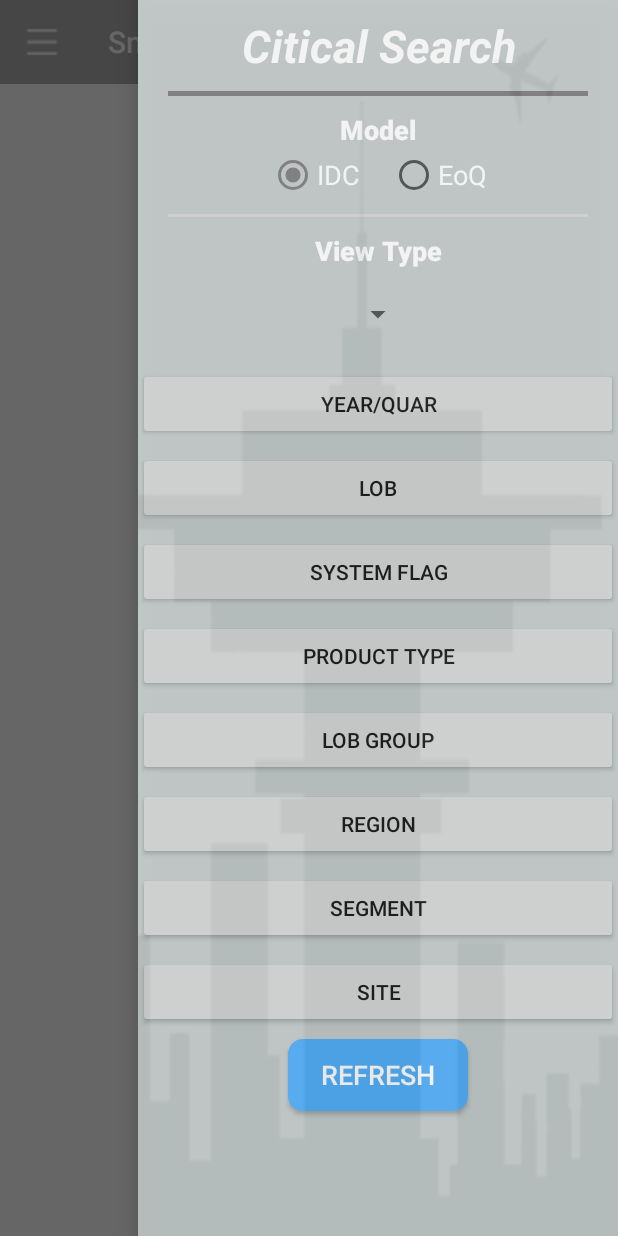
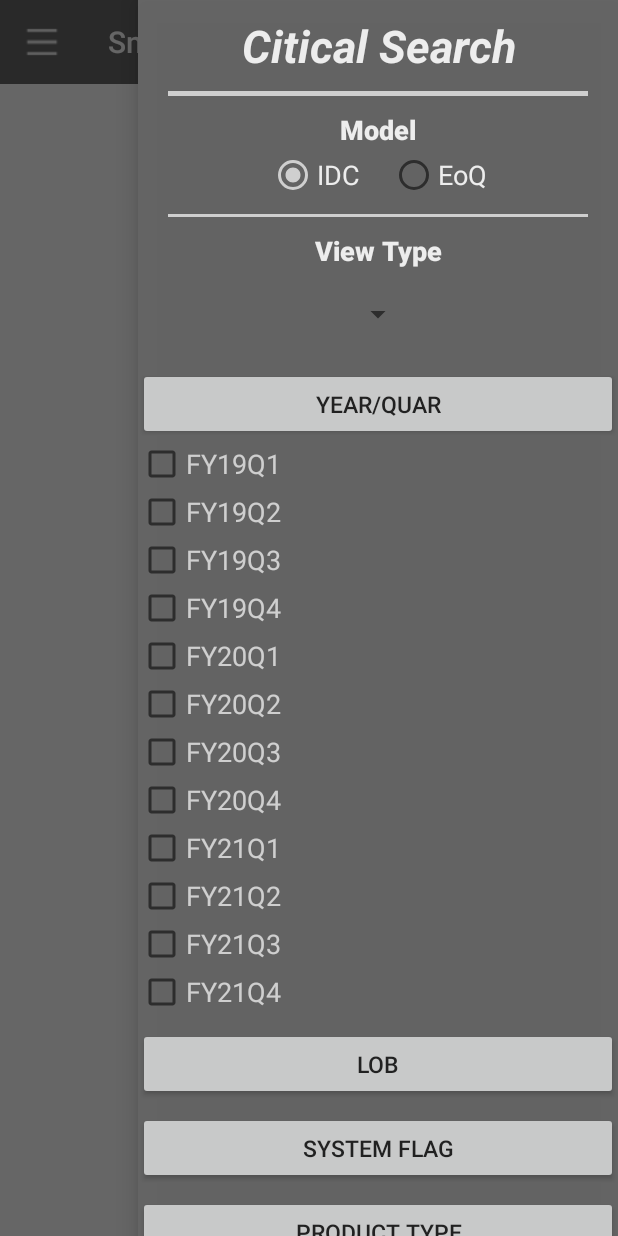
Before and after one commit to XinheY/SmartControlTower, an Android app: the E2E screen opened directly, with no data from a screen before it, after a tap on "YEAR/QUAR", on a phone screen of 412 x 824 dp. Run offline under Robolectric (Android 15) with nearby library versions, the phone set to English and light mode, and no system bars; libraries missing offline, so code that uses them is left out: com.bin.david, com.xiasuhuei321.loadingdialog, org.angmarch.views; plain views replace NiceSpinner, SmartTable; 4 statements that could not run were skipped; 2 other taps on this screen came first.

```diff
--- a/SmartControlTower2/app/build.gradle
+++ b/SmartControlTower2/app/build.gradle
@@ -39,4 +39,5 @@ dependencies {
     implementation 'com.github.huangyanbin:SmartTable:2.2.0'
     implementation 'dom4j:dom4j:1.6.1'
     implementation 'com.google.code.gson:gson:2.8.5'
+    implementation 'com.github.ForgetAll:LoadingDialog:v1.0.1'
 }
--- a/SmartControlTower2/app/src/main/java/com/example/smartcontroltower/DBUtil.java
+++ b/SmartControlTower2/app/src/main/java/com/example/smartcontroltower/DBUtil.java
@@ -77,11 +77,11 @@ public class DBUtil {
         return con;
     }
 
-    public static ArrayList<LinkedHashMap<String, String>> QuerySQL() {
+    public static ArrayList<LinkedHashMap<String, String>> QuerySQL(String sql) {
         String result = "";
         try {
             Connection conn = getSQLConnection("10.82.244.53", "sa", "Dell@2008", "PCWebsite");
-            String sql = "EXEC [SP_IDC_EOQ_SUMMARY1] '" + "IDC" + "','" + "QuarView" + "','" + "FY20Q2" + "','" + "" + "','" + "overall" + "','" + "system" + "','" + "overall" + "','" + "overall" + "','" + "overall" + "','" + "overall" + "','" + "overall" + "'";
+           // String sql = "EXEC [SP_IDC_EOQ_SUMMARY1] '" + "IDC" + "','" + "QuarView" + "','" + "FY20Q1,FY20Q2" + "','" + "" + "','" + "overall" + "','" + "system" + "','" + "overall" + "','" + "overall" + "','" + "overall" + "','" + "overall" + "','" + "overall" + "'";
             Statement stmt = conn.createStatement();//
             ResultSet rs = stmt.executeQuery(sql);
             while (rs.next()) {
--- a/SmartControlTower2/app/src/main/java/com/example/smartcontroltower/E2E.java
+++ b/SmartControlTower2/app/src/main/java/com/example/smartcontroltower/E2E.java
@@ -27,10 +27,12 @@ import android.widget.RadioGroup;
 import android.widget.Toast;
 
 import com.bin.david.form.core.SmartTable;
+import com.bin.david.form.data.format.bg.BaseBackgroundFormat;
 import com.bin.david.form.data.style.FontStyle;
 import com.bin.david.form.data.table.MapTableData;
 import com.google.android.material.navigation.NavigationView;
 import com.google.gson.Gson;
+import com.xiasuhuei321.loadingdialog.view.LoadingDialog;
 
 import org.angmarch.views.NiceSpinner;
 import org.angmarch.views.OnSpinnerItemSelectedListener;
@@ -48,10 +50,16 @@ public class E2E extends AppCompatActivity {
     private DrawerLayout drawerl;
     private ActionBarDrawerToggle toggle;
     public static SmartTable<Object> table;
-    private HashMap<String, HashMap<String, CheckBox>> summary = new HashMap<>();//所有checkbox的集合
+    private HashMap<String, HashMap<String, CheckBox>> summary;//所有checkbox的集合
     private ArrayList<String> allCondition = new ArrayList<>();
     private ArrayList<String[]> allContent = new ArrayList<>();
     private ArrayList<LinkedHashMap<String, String>> answer;
+    private LoadingDialog ld;
+    private NiceSpinner niceSpinner;
+    private Button verbtn;
+    private Button yqbtn;
+    private LinearLayout yqll;
+    private LinearLayout verll;
 
     @Override
     protected void onCreate(Bundle savedInstanceState) {
@@ -59,15 +67,19 @@ public class E2E extends AppCompatActivity {
 
         if (savedInstanceState != null) {
             // Restore value of members from saved state
-            Gson g = new Gson();
             answer = (ArrayList<LinkedHashMap<String, String>>) savedInstanceState.getSerializable("initial");
-            Log.d("initial", answer.size() + "");
+            summary = (HashMap<String, HashMap<String, CheckBox>>) savedInstanceState.getSerializable("initial2");
         } else {
             answer = new ArrayList<>();
+            summary = new HashMap<>();
         }
 
         setContentView(R.layout.activity_e2_e);
 
+        verbtn = findViewById(R.id.e2e_ver_btn);
+        yqbtn = findViewById(R.id.e2e_yq_btn);
+        yqll = findViewById(R.id.e2e_yq);
+        verll = findViewById(R.id.e2e_ver);
         /////////////////Table//////////////////////////////////////////////////
 
         table = findViewById(R.id.table);
@@ -79,21 +91,24 @@ public class E2E extends AppCompatActivity {
 
 
         //////////////////////////////////drop-down list//////////////////////////////////////
-        NiceSpinner niceSpinner = findViewById(R.id.nice_spinner);
+        niceSpinner = findViewById(R.id.nice_spinner);
         List<String> dataset = new LinkedList<>(Arrays.asList("QuarView", "VersionView"));
         niceSpinner.attachDataSource(dataset);
+
 
         niceSpinner.setOnSpinnerItemSelectedListener(new OnSpinnerItemSelectedListener() {
             @Override
             public void onItemSelected(NiceSpinner parent, View view, int position, long id) {
                 String item = (String) parent.getItemAtPosition(position);
-                Button verbtn = findViewById(R.id.e2e_ver_btn);
-                Button yqbtn = findViewById(R.id.e2e_yq_btn);
+
                 if (item.equals("VersionView")) {
                     verbtn.setVisibility(View.VISIBLE);
                     yqbtn.setVisibility(View.GONE);
+                    yqll.setVisibility(View.GONE);
+
                 } else {
                     verbtn.setVisibility(View.GONE);
+                    verll.setVisibility(View.GONE);
                     yqbtn.setVisibility(View.VISIBLE);
                 }
                 Toast.makeText(E2E.this, item, Toast.LENGTH_SHORT).show();
@@ -160,7 +175,7 @@ public class E2E extends AppCompatActivity {
             }
         };
         //右侧上方按钮
-        Button search = findViewById(R.id.e2e_search);
+        final Button search = findViewById(R.id.e2e_search);
         search.setOnClickListener(new View.OnClickListener() {
             @Override
             public void onClick(View view) {
@@ -169,6 +184,43 @@ public class E2E extends AppCompatActivity {
         });
 
         ///////////////////////CheckBox列表/////////////////////////////////////////
+
+        //Version
+        HashMap<String, CheckBox> vermap = new LinkedHashMap<>();
+        LinearLayout e2ever = findViewById(R.id.e2e_ver);
+        String[] ver = getResources().getStringArray(R.array.Version);
+        allContent.add(ver);
+        for (int i = 0; i < ver.length; i++) {
+            CheckBox cb = new CheckBox(this);
+            cb.setTextColor(getResources().getColor(R.color.colorAccent));
+            cb.setText(ver[i]);
+            cb.setTextSize(18);
+            vermap.put(ver[i], cb);
+            e2ever.addView(cb);
+
+        }
+        summary.put("version", vermap);
+
+        allCondition.add("version");
+
+        //Year_Quar
+        HashMap<String, CheckBox> yqmap = new LinkedHashMap<>();
+        LinearLayout e2eyq = findViewById(R.id.e2e_yq);
+        String[] yq = getResources().getStringArray(R.array.Year_quar);
+        allContent.add(yq);
+        for (int i = 0; i < yq.length; i++) {
+            CheckBox cb = new CheckBox(this);
+            cb.setTextColor(getResources().getColor(R.color.colorAccent));
+            cb.setText(yq[i]);
+            cb.setTextSize(18);
+            e2eyq.addView(cb);
+            yqmap.put(yq[i], cb);
+
+        }
+
+        summary.put("yq", yqmap);
+        allCondition.add("yq");
+
         //Lob
         HashMap<String, CheckBox> lobmap = new LinkedHashMap<>();
         LinearLayout e2elob = findViewById(R.id.e2e_lob);
@@ -176,8 +228,9 @@ public class E2E extends AppCompatActivity {
         allContent.add(lob);
         for (int i = 0; i < lob.length; i++) {
             CheckBox cb = new CheckBox(this);
+            cb.setTextColor(getResources().getColor(R.color.colorAccent));
             cb.setText(lob[i]);
-            cb.setTextSize(15);
+            cb.setTextSize(18);
             e2elob.addView(cb);
             lobmap.put(lob[i], cb);
 
@@ -192,8 +245,9 @@ public class E2E extends AppCompatActivity {
         allContent.add(sf);
         for (int i = 0; i < sf.length; i++) {
             CheckBox cb = new CheckBox(this);
+            cb.setTextColor(getResources().getColor(R.color.colorAccent));
             cb.setText(sf[i]);
-            cb.setTextSize(15);
+            cb.setTextSize(18);
             e2esf.addView(cb);
             sfmap.put(sf[i], cb);
         }
@@ -207,8 +261,9 @@ public class E2E extends AppCompatActivity {
         allContent.add(pt);
         for (int i = 0; i < pt.length; i++) {
             CheckBox cb = new CheckBox(this);
+            cb.setTextColor(getResources().getColor(R.color.colorAccent));
             cb.setText(pt[i]);
-            cb.setTextSize(15);
+            cb.setTextSize(18);
             e2ept.addView(cb);
             ptmap.put(pt[i], cb);
         }
@@ -219,11 +274,13 @@ public class E2E extends AppCompatActivity {
         HashMap<String, CheckBox> lgmap = new LinkedHashMap<>();
         LinearLayout e2elg = findViewById(R.id.e2e_lg);
         String[] lg = getResources().getStringArray(R.array.LOB_Group);
+
         allContent.add(lg);
         for (int i = 0; i < lg.length; i++) {
             CheckBox cb = new CheckBox(this);
+            cb.setTextColor(getResources().getColor(R.color.colorAccent));
             cb.setText(lg[i]);
-            cb.setTextSize(15);
+            cb.setTextSize(18);
             e2elg.addView(cb);
             lgmap.put(lg[i], cb);
         }
@@ -237,8 +294,9 @@ public class E2E extends AppCompatActivity {
         allContent.add(region);
         for (int i = 0; i < region.length; i++) {
             CheckBox cb = new CheckBox(this);
+            cb.setTextColor(getResources().getColor(R.color.colorAccent));
             cb.setText(region[i]);
-            cb.setTextSize(15);
+            cb.setTextSize(18);
             e2eregion.addView(cb);
             regionmap.put(region[i], cb);
         }
@@ -252,8 +310,9 @@ public class E2E extends AppCompatActivity {
         allContent.add(segment);
         for (int i = 0; i < segment.length; i++) {
             CheckBox cb = new CheckBox(this);
+            cb.setTextColor(getResources().getColor(R.color.colorAccent));
             cb.setText(segment[i]);
-            cb.setTextSize(15);
+            cb.setTextSize(18);
             e2esegment.addView(cb);
             segmentmap.put(segment[i], cb);
         }
@@ -267,8 +326,9 @@ public class E2E extends AppCompatActivity {
         allContent.add(site);
         for (int i = 0; i < site.length; i++) {
             CheckBox cb = new CheckBox(this);
+            cb.setTextColor(getResources().getColor(R.color.colorAccent));
             cb.setText(site[i]);
-            cb.setTextSize(15);
+            cb.setTextSize(18);
             e2esite.addView(cb);
             sitemap.put(site[i], cb);
         }
@@ -281,33 +341,35 @@ public class E2E extends AppCompatActivity {
             @Override
             public void onClick(View view) {
 
+                ld = new LoadingDialog(view.getContext());
+                ld.setLoadingText("Loading...").setSuccessText("Success").show();
+
                 ArrayList<String> searchSum = new ArrayList<>();//被check的checkbox集合
                 RadioGroup radioGroup = findViewById(R.id.e2e_rg);
                 RadioButton radioButton = findViewById(radioGroup.getCheckedRadioButtonId());
-                String ratioText = "model=" + radioButton.getText().toString();
+                String ratioText = radioButton.getText().toString();
+                searchSum.add(ratioText);
+                String spinText = niceSpinner.getText().toString();
+                searchSum.add(spinText);
                 for (int i = 0; i < summary.size(); i++) {
-                    String oneCondition = allCondition.get(i) + "=";
+                    String oneCondition = "";
                     HashMap<String, CheckBox> innerMap = summary.get(allCondition.get(i));
                     for (int j = 0; j < innerMap.size(); j++) {
                         CheckBox cbc = innerMap.get((allContent.get(i))[j]);
                         if (cbc.isChecked()) {
-                            oneCondition += cbc.getText();
+                            if (j == 0) {
+                                oneCondition += cbc.getText();
+                            } else {
+                                oneCondition += "," + cbc.getText();
+                            }
                         }
                     }
                     searchSum.add(oneCondition);
                 }
+                String sql = "EXEC [SP_IDC_EOQ_SUMMARY1] '" + searchSum.get(0) + "','" + searchSum.get(1) + "','" + searchSum.get(3) + "','" + searchSum.get(2) + "','" + searchSum.get(4) + "','" + searchSum.get(5) + "','" + searchSum.get(6) + "','" + searchSum.get(7) + "','" + searchSum.get(8) + "','" + searchSum.get(9) + "','" + searchSum.get(10) + "'";
+                toggleRightSliding();
+                test(sql);
 
-                toggleRightSliding();
-                test();
-
-//                MapTableData tableData = MapTableData.create("E2E OLK Version", maplist2);
-//                //Column groupColumn = new Column("组合", tableData.getColumns().get(2), tableData.getColumns().get(3));
-//                tableData.getColumns().get(0).setFixed(true);//first column
-//                table.setTableData(tableData);
-////        table.getConfig().setContentStyle(new FontStyle(50, Color.BLUE));
-//                table.getConfig().setColumnTitleStyle(new FontStyle(35, Color.DKGRAY));
-//                table.getConfig().setTableTitleStyle(new FontStyle(43, Color.rgb(0, 0, 0)));
-//                toggleRightSliding();
             }
         });
     }
@@ -375,13 +437,13 @@ public class E2E extends AppCompatActivity {
         return true;
     }
 
-    private void test() {
+    private void test(final String sql) {
         Runnable run = new Runnable() {
             @Override
             public void run() {
                 //测试数据库的语句,在子线程操作
-                answer= DBUtil.QuerySQL();
-               // answer = DBUtil.sendRequestWithOkHttp();
+                answer = DBUtil.QuerySQL(sql);
+                // answer = DBUtil.sendRequestWithOkHttp();
                 setNumber();
                 Message msg = new Message();
                 msg.what = 1001;
@@ -400,6 +462,8 @@ public class E2E extends AppCompatActivity {
             switch (msg.what) {
                 case 1001:
                     String str = msg.getData().getString("result");
+                    ld.loadSuccess();
+                    //ld.close();
                     break;
 
                 default:
@@ -416,7 +480,7 @@ public class E2E extends AppCompatActivity {
             maplist.add(a);
         }
 
-        MapTableData tableData = MapTableData.create("表格名", maplist);
+        MapTableData tableData = MapTableData.create("EOQ", maplist);
         //Column groupColumn = new Column("组合", tableData.getColumns().get(0), tableData.getColumns().get(1));
         table.getConfig().setFixedTitle(true);
         tableData.getColumns().get(0).setFixed(true);
@@ -424,8 +488,11 @@ public class E2E extends AppCompatActivity {
         table.getConfig().setShowXSequence(false);
         table.getConfig().setShowYSequence(false);
         table.setTableData(tableData);
-        table.getConfig().setContentStyle(new FontStyle(40, Color.BLUE));
-        table.getConfig().setColumnTitleStyle(new FontStyle(40, Color.BLUE));
+
+        table.getConfig().setTableTitleStyle(new FontStyle(50, getResources().getColor(R.color.table_gray)));
+        table.getConfig().setColumnTitleBackground(new BaseBackgroundFormat(getResources().getColor(R.color.table_gray)));
+        table.getConfig().setContentStyle(new FontStyle(40, getResources().getColor(R.color.table_gray)));
+        table.getConfig().setColumnTitleStyle(new FontStyle(40, getResources().getColor(R.color.white)));
     }
 
     //在界面刷新之前保存旧数据
@@ -433,6 +500,7 @@ public class E2E extends AppCompatActivity {
     protected void onSaveInstanceState(Bundle outState) {
         super.onSaveInstanceState(outState);
         outState.putSerializable("initial", answer);
+        outState.putSerializable("initial2", summary);
     }
 
 }
--- a/SmartControlTower2/app/src/main/res/layout/activity_e2_e.xml
+++ b/SmartControlTower2/app/src/main/res/layout/activity_e2_e.xml
@@ -5,19 +5,19 @@
     android:id="@+id/e2e_drawer"
     android:layout_width="match_parent"
     android:layout_height="match_parent"
-    android:background="@drawable/welcome_bg"
+    android:background="@color/table_back"
     tools:context=".E2E">
 
     <RelativeLayout
         android:layout_width="match_parent"
-        android:layout_height="match_parent">
+        android:layout_height="match_parent"
+        android:background="@null">
 
         <androidx.appcompat.widget.Toolbar
             android:id="@+id/e2e_toolbar"
             android:layout_width="match_parent"
             android:layout_height="?attr/actionBarSize"
             android:layout_alignParentStart="true"
-            android:background="@null"
             app:title="@string/app_name"
             android:popupTheme="@style/ThemeOverlay.AppCompat.Light"
             android:theme="@style/ThemeOverlay.AppCompat.Dark.ActionBar">
@@ -39,7 +39,10 @@
             android:layout_width="match_parent"
             android:layout_height="match_parent"
             android:layout_below="@+id/e2e_toolbar"
-            android:background="@color/white"/>
+            android:background="@color/white"
+            android:paddingRight="10dp"
+            android:paddingLeft="10dp"
+            android:paddingBottom="7dp"/>
 
     </RelativeLayout>
 
--- a/SmartControlTower2/app/src/main/res/layout/activity_main.xml
+++ b/SmartControlTower2/app/src/main/res/layout/activity_main.xml
@@ -145,7 +145,7 @@
                 android:layout_width="wrap_content"
                 android:layout_height="wrap_content"
                 android:layout_marginLeft="35dp"
-                android:layout_marginRight="15dp"
+                android:layout_marginRight="35dp"
                 android:layout_weight="1"
                 android:id="@+id/login_login"
                 android:background="@drawable/button_style"
--- a/SmartControlTower2/app/src/main/res/layout/e2e_nav_right.xml
+++ b/SmartControlTower2/app/src/main/res/layout/e2e_nav_right.xml
@@ -3,7 +3,7 @@
     android:layout_width="match_parent"
     android:layout_height="wrap_content"
     android:alpha="0.9"
-    android:background="#C5CCCC"
+    android:background="@color/table_back"
     android:orientation="vertical">
 
     <TextView
@@ -78,7 +78,7 @@
                 android:layout_marginLeft="20sp"
                 android:layout_marginTop="10dp"
                 android:layout_marginRight="20sp"
-                android:background="@color/light_gray" />
+                android:background="@color/colorAccent" />
 
             <TextView
                 style="@style/SearchTitle"
@@ -101,7 +101,8 @@
                 android:id="@+id/e2e_yq_btn"
                 style="@style/e2e_btn"
                 android:onClick="showMutilAlertDialog"
-                android:text="Year/Quar" />
+                android:text="Year/Quar"
+                android:radius="15dp"/>
 
             <LinearLayout
                 android:id="@+id/e2e_yq"
--- a/SmartControlTower2/app/src/main/res/values/array.xml
+++ b/SmartControlTower2/app/src/main/res/values/array.xml
@@ -27,6 +27,7 @@
     </string-array>
 
     <string-array name="Region">
+        <item>OVERALL</item>
         <item>ANZ</item>
         <item>GC</item>
         <item>India</item>
@@ -76,4 +77,56 @@
         <item>DELL NETWORKING</item>
         <item>OEM NETWORKING</item>
     </string-array>
+
+    <string-array name="Version">
+        <item>FY20Q2WK9</item>
+        <item>FY20Q2WK8</item>
+        <item>FY20Q2WK5</item>
+        <item>FY20Q2WK4</item>
+        <item>FY20Q1WK13_ACT</item>
+        <item>FY20Q1WK13</item>
+        <item>FY20Q1WK12</item>
+        <item>FY20Q1WK11</item>
+        <item>FY20Q1WK10</item>
+        <item>FY20Q1WK9</item>
+        <item>FY20Q1WK8</item>
+        <item>FY20Q1WK7</item>
+        <item>FY20Q1WK6</item>
+        <item>FY20Q1WK5</item>
+        <item>FY19Q4WK13_ACT</item>
+        <item>FY19Q4WK13</item>
+        <item>FY19Q4WK12</item>
+        <item>FY19Q4WK11</item>
+        <item>FY19Q4WK10</item>
+        <item>FY19Q4WK9</item>
+        <item>FY19Q4WK8</item>
+        <item>FY19Q4WK7</item>
+        <item>FY19Q4WK6</item>
+        <item>FY19Q4WK5</item>
+        <item>FY19Q3WK13_ACT</item>
+        <item>FY19Q3WK13</item>
+        <item>FY19Q3WK12</item>
+        <item>FY19Q3WK11</item>
+        <item>FY19Q3WK10</item>
+        <item>FY19Q3WK9</item>
+        <item>FY19Q3WK5</item>
+        <item>FY19Q2WK13_ACT</item>
+        <item>FY19Q1WK13_ACT</item>
+        <item>FY18Q4WK13_ACT</item>
+    </string-array>
+
+    <string-array name="Year_quar">
+        <item>FY19Q1</item>
+        <item>FY19Q2</item>
+        <item>FY19Q3</item>
+        <item>FY19Q4</item>
+        <item>FY20Q1</item>
+        <item>FY20Q2</item>
+        <item>FY20Q3</item>
+        <item>FY20Q4</item>
+        <item>FY21Q1</item>
+        <item>FY21Q2</item>
+        <item>FY21Q3</item>
+        <item>FY21Q4</item>
+    </string-array>
 </resources>
--- a/SmartControlTower2/app/src/main/res/values/colors.xml
+++ b/SmartControlTower2/app/src/main/res/values/colors.xml
@@ -2,8 +2,10 @@
 <resources>
     <color name="colorPrimary">#737575</color>
     <color name="colorPrimaryDark">#555555</color>
-    <color name="colorAccent">#FC808080</color>
+    <color name="colorAccent">#FCE0E0E0</color>
     <color name="white">#FFFFFF</color>
     <color name="black">#000000</color>
     <color name="lightgray">#C4C4C4</color>
+    <color name="table_gray">#73879c</color>
+    <color name="table_back">#666666</color>
 </resources>
--- a/SmartControlTower2/app/src/main/res/values/styles.xml
+++ b/SmartControlTower2/app/src/main/res/values/styles.xml
@@ -25,6 +25,7 @@
 
     <style name="e2e_btn">
         <item name="android:layout_width">match_parent</item>
+        <item name="android:textSize">15dp</item>
         <item name="android:layout_height">wrap_content</item>
         <item name="android:onClick">showMultilAlertDialog</item>
         <item name="android:layout_marginTop">8dp</item>
```
Also changed, not shown: SmartControlTower2/app/src/main/java/com/example/smartcontroltower/JsonHelper.java (deleted, +0 -133 lines).
